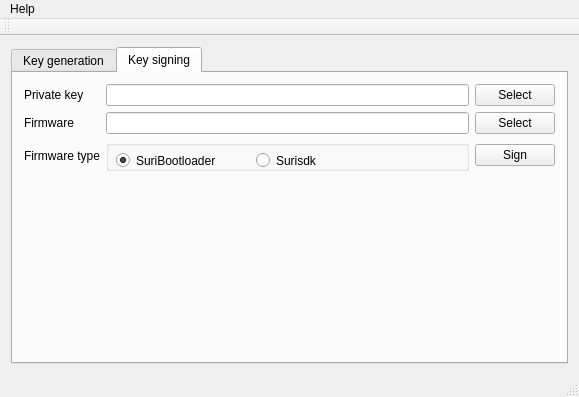
First picture: the form in test_pyqt5/nets_keymanagement/mainwindow.ui, repository zealotnt/workspace_python, before the edit.
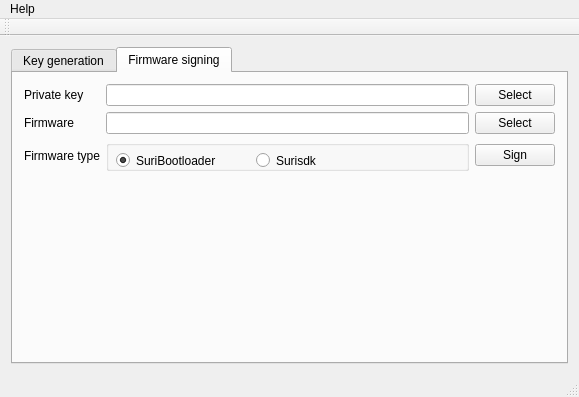
Second picture: the form after the edit.

Commit message: testing generate key functionality of tool + fix tab name: "Key signing" -> "Firmware signing"

Diff of the .ui file:
```diff
--- a/test_pyqt5/nets_keymanagement/mainwindow.ui
+++ b/test_pyqt5/nets_keymanagement/mainwindow.ui
@@ -104,7 +104,7 @@
       </widget>
       <widget class="QWidget" name="tabSignFirmware_2">
        <attribute name="title">
-        <string>Key signing</string>
+        <string>Firmware signing</string>
        </attribute>
        <layout class="QGridLayout" name="gridLayout_4">
         <item row="0" column="0">
```
The commit also changes 2 other files.
